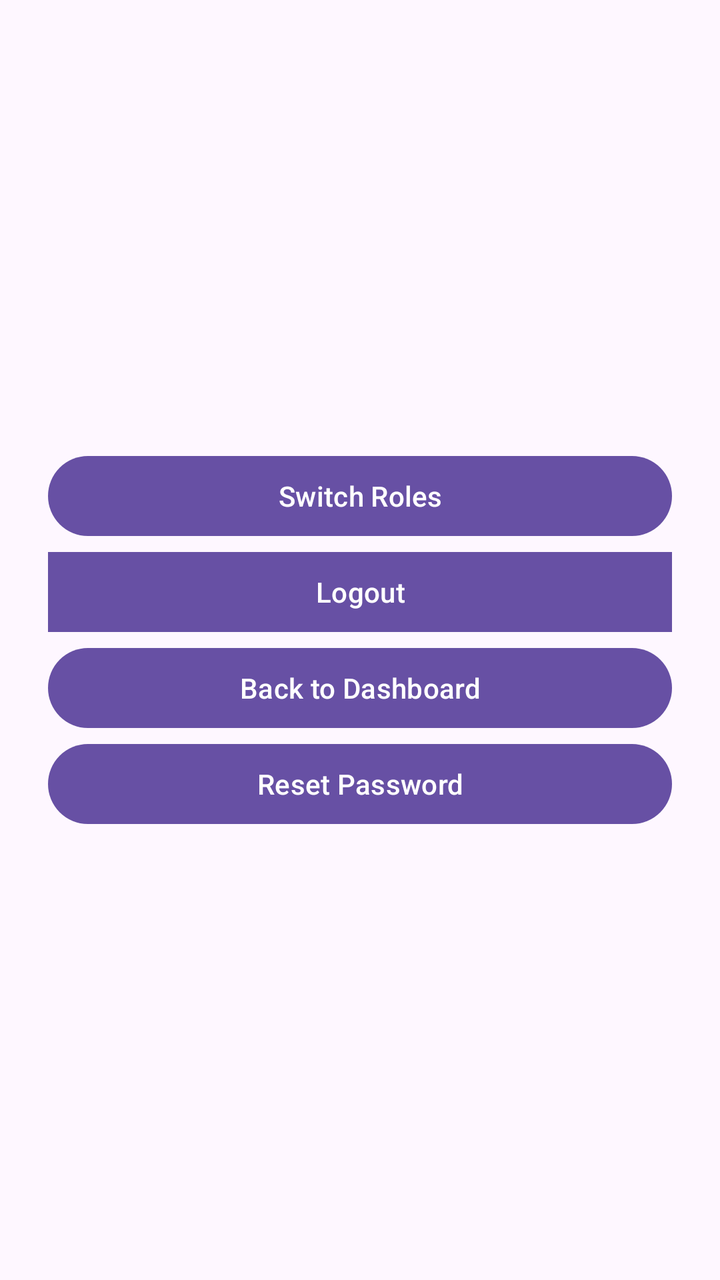
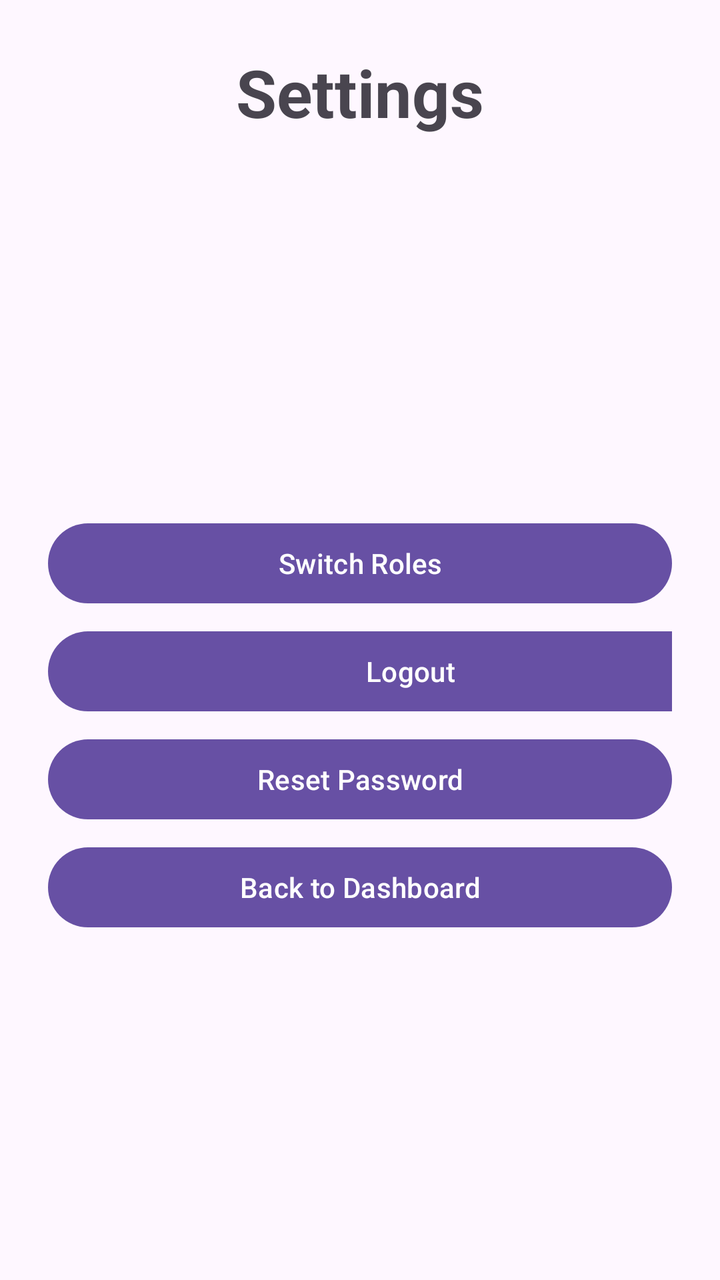

Screens rendered from an Android XML layout before and after an edit, with the pre-edit source and the edit as a unified diff.
<!-- AndroidManifest.xml: application theme Theme.Group14_ProjectIteration1_QuickCash -->
<!-- res/layout/activity_settings.xml -->
<?xml version="1.0" encoding="utf-8"?>
<LinearLayout xmlns:android="http://schemas.android.com/apk/res/android"
    android:id="@+id/settings_main"
    android:layout_width="match_parent"
    android:layout_height="match_parent"
    android:orientation="vertical"
    android:gravity="center"
    android:padding="24dp">

    <Button
        android:id="@+id/switchRoleButton"
        android:layout_width="match_parent"
        android:layout_height="wrap_content"
        android:text="Switch Roles" />

    <Button
        android:id="@+id/logoutButton"
        android:layout_width="362dp"
        android:layout_height="wrap_content"
        android:text="Logout" />

    <Button
        android:id="@+id/backButton"
        android:layout_width="match_parent"
        android:layout_height="wrap_content"
        android:text="Back to Dashboard" />

    <Button
        android:id="@+id/resetButton"
        android:layout_width="match_parent"
        android:layout_height="wrap_content"
        android:text="Reset Password" />
</LinearLayout>
<!-- resources referenced by this layout -->
<resources>
  <style name="Theme.Group14_ProjectIteration1_QuickCash" parent="Base.Theme.Group14_ProjectIteration1_QuickCash" />
  <style name="Base.Theme.Group14_ProjectIteration1_QuickCash" parent="Theme.Material3.DayNight.NoActionBar">
          
          
      </style>
</resources>

<!-- the commit's change to res/layout/activity_settings.xml (unified diff, before → after) -->
@@ -4,30 +4,46 @@
     android:layout_width="match_parent"
     android:layout_height="match_parent"
     android:orientation="vertical"
-    android:gravity="center"
     android:padding="24dp">
+
+    <TextView
+        android:id="@+id/settingsTitle"
+        android:layout_width="match_parent"
+        android:layout_height="wrap_content"
+        android:layout_marginBottom="32dp"
+        android:text="Settings"
+        android:textAlignment="center"
+        android:textSize="33sp"
+        android:textStyle="bold" />
 
     <Button
         android:id="@+id/switchRoleButton"
         android:layout_width="match_parent"
         android:layout_height="wrap_content"
+        android:layout_marginTop="27mm"
+        android:layout_marginBottom="6dp"
         android:text="Switch Roles" />
 
     <Button
         android:id="@+id/logoutButton"
         android:layout_width="362dp"
         android:layout_height="wrap_content"
+        android:layout_marginBottom="6dp"
         android:text="Logout" />
+
+    <Button
+        android:id="@+id/resetButton"
+        android:layout_width="match_parent"
+        android:layout_height="wrap_content"
+        android:layout_marginBottom="6dp"
+        android:text="Reset Password" />
 
     <Button
         android:id="@+id/backButton"
         android:layout_width="match_parent"
         android:layout_height="wrap_content"
+
         android:text="Back to Dashboard" />
 
-    <Button
-        android:id="@+id/resetButton"
-        android:layout_width="match_parent"
-        android:layout_height="wrap_content"
-        android:text="Reset Password" />
+
 </LinearLayout>
